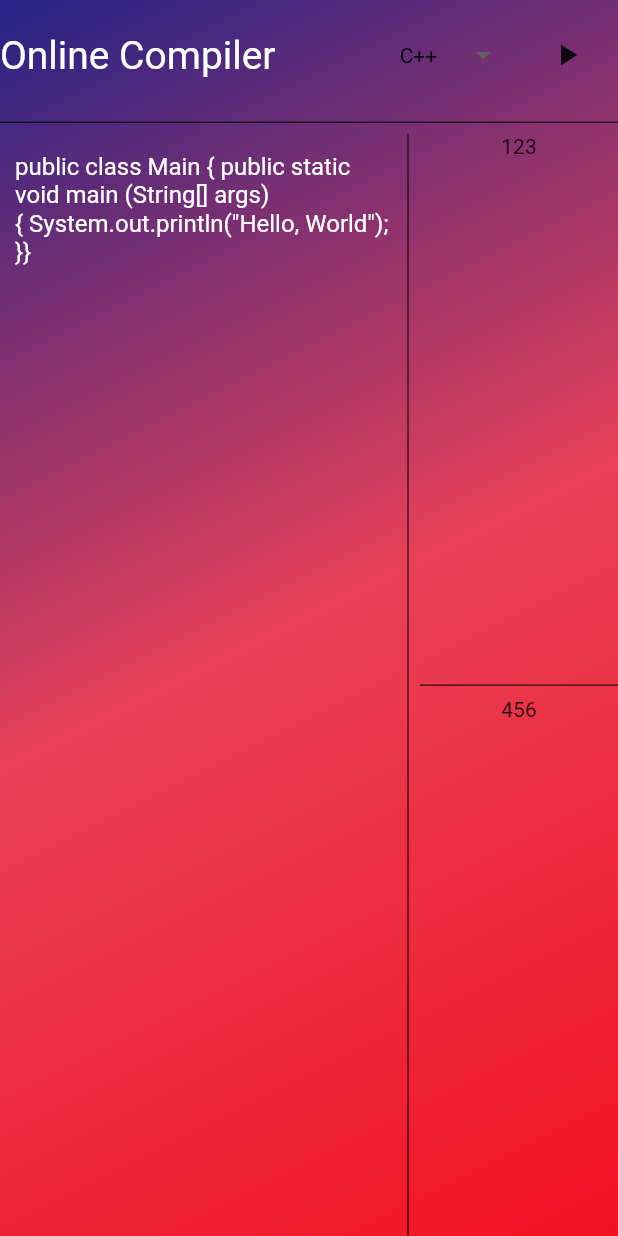
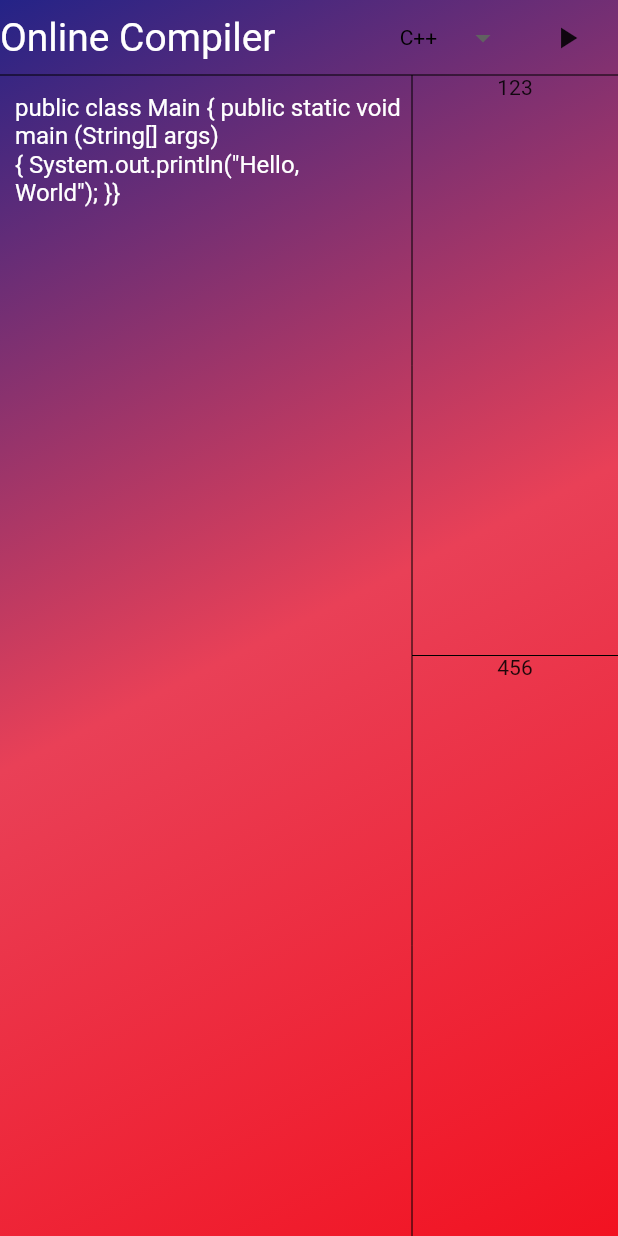
Before and after one commit to elyutin15/IDEKiller, a Flutter app: the screen it shows after launch, on a phone screen of 412 x 824 dp. Run offline on Flutter 3.47's test engine with Material 2 defaults, Android fonts, the phone set to English and light mode, and no system bars; our stand-ins replace get, shared_preferences, url_strategy, velocity_x.

Commit message:
removed intends between dividers

```diff
--- a/front/lib/screens/compiler.dart
+++ b/front/lib/screens/compiler.dart
@@ -31,8 +31,8 @@ class Home extends StatelessWidget {
         ),
         child: Column(
           children: [
-            Expanded(
-              flex: 1,
+            SizedBox(
+              height: 50,
               child: Row(
                 mainAxisAlignment: MainAxisAlignment.start,
                 children: [
@@ -66,12 +66,11 @@ class Home extends StatelessWidget {
               ),
             ),
             const Divider(
+              height: 0,
               color: Colors.black,
             ),
-            Expanded(
-              flex: 10,
-              child: SizedBox(
-                height: MediaQuery.sizeOf(context).height - 66,
+            SizedBox(
+              height: MediaQuery.sizeOf(context).height - 50,
               child: Row(
                 children: [
                   Expanded(
@@ -86,7 +85,7 @@ class Home extends StatelessWidget {
                               decoration: const InputDecoration(
                                   border: InputBorder.none),
                               controller: textController,
-                                maxLines: null, //or null
+                              maxLines: null,
                             ),
                           ),
                         ),
@@ -95,19 +94,22 @@ class Home extends StatelessWidget {
                   ),
                   const VerticalDivider(
                     color: Colors.black,
+                    width: 0,
                   ),
-                    Expanded(
+                  const Expanded(
                     flex: 1,
                     child: Column(
-                        children: const [
+                      children: [
                         Expanded(flex: 1, child: Text("123")),
-                          Divider(color: Colors.black,),
+                        Divider(
+                          height: 0,
+                          color: Colors.black,
+                        ),
                         Expanded(flex: 1, child: Text("456")),
                       ],
                     ),
                   ),
                 ],
-                ),
               ),
             ),
           ],
```
Lines whose indentation alone changed are shown as unchanged.
